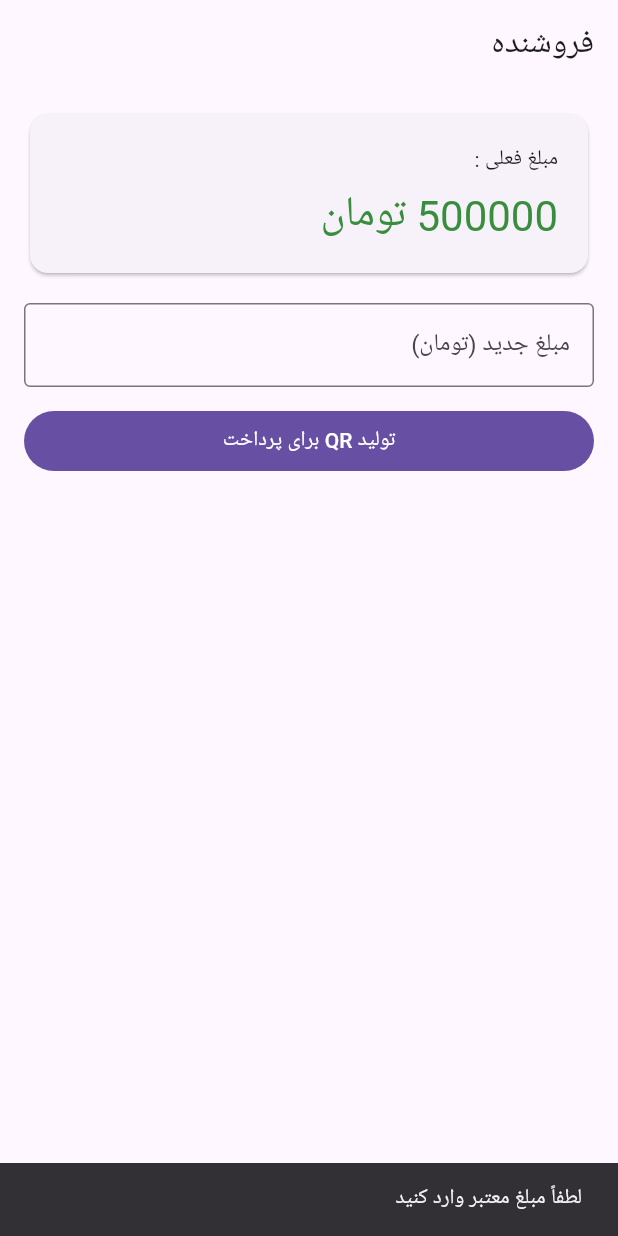
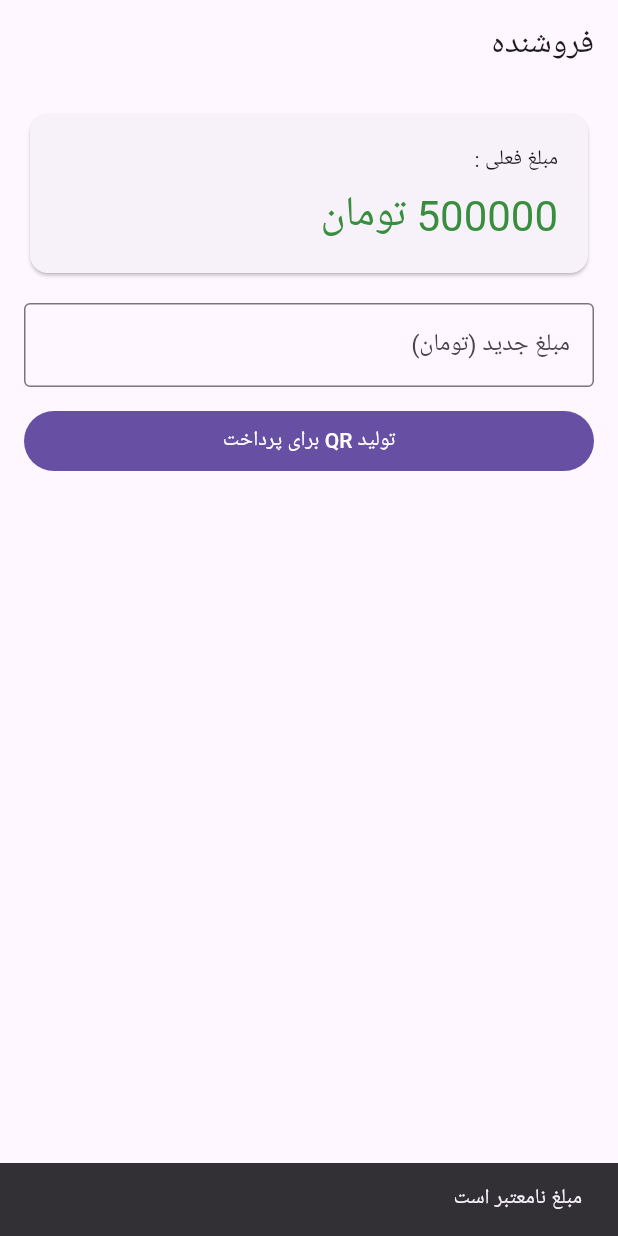
Before and after one commit to foadkaksamandi-blip/Soma_app_demo3, a Flutter app: the SellerHomePage screen opened directly, after a tap on "تولید QR برای پرداخت", on a phone screen of 412 x 824 dp. Run offline on Flutter 3.47's test engine with Material 3 defaults, Android fonts, the phone set to English and light mode, and no system bars; our stand-ins replace flutter_blue_plus, qr_flutter; missing offline and left inert: mobile_scanner, nearby_connections.

Commit message:
Update seller_main.dart

```diff
--- a/lib/seller_main.dart
+++ b/lib/seller_main.dart
@@ -1,10 +1,9 @@
+import 'dart:math';
 import 'package:flutter/material.dart';
 import 'package:flutter_localizations/flutter_localizations.dart';
 import 'package:qr_flutter/qr_flutter.dart';
 
-void main() {
-  runApp(const SellerApp());
-}
+void main() => runApp(const SellerApp());
 
 class SellerApp extends StatelessWidget {
   const SellerApp({super.key});
@@ -14,21 +13,14 @@ class SellerApp extends StatelessWidget {
     return MaterialApp(
       debugShowCheckedModeBanner: false,
       locale: const Locale('fa'),
-      supportedLocales: const [
-        Locale('fa'),
-        Locale('en'),
-      ],
-      // نکته مهم: این لیست «const» نباشد
-      localizationsDelegates: [
+      supportedLocales: const [Locale('fa'), Locale('en')],
+      localizationsDelegates: const [
         GlobalMaterialLocalizations.delegate,
         GlobalWidgetsLocalizations.delegate,
         GlobalCupertinoLocalizations.delegate,
       ],
-      title: 'اپ فروشنده سوما',
-      theme: ThemeData(
-        useMaterial3: true,
-        fontFamily: null, // اگر فونت فارسی داری اینجا بنویس: 'Vazirmatn'
-      ),
+      title: 'فروشنده',
+      theme: ThemeData(useMaterial3: true, colorSchemeSeed: const Color(0xFF6C4AB6)),
       home: const SellerHomePage(),
     );
   }
@@ -36,29 +28,25 @@ class SellerApp extends StatelessWidget {
 
 class SellerHomePage extends StatefulWidget {
   const SellerHomePage({super.key});
-
   @override
   State<SellerHomePage> createState() => _SellerHomePageState();
 }
 
 class _SellerHomePageState extends State<SellerHomePage> {
   int balance = 500000;
-  final TextEditingController _amountCtrl = TextEditingController();
-  String? _qrPayload; // بر اساس مبلغ، QR تولید می‌کنیم
+  final sellerId = 'seller-${Random().nextInt(900000) + 100000}';
+  final _ctrl = TextEditingController();
+  String _qrPayload = '';
 
   void _makeQr() {
-    final raw = _amountCtrl.text.trim().replaceAll(',', '');
-    final amount = int.tryParse(raw) ?? 0;
+    final amount = int.tryParse(_ctrl.text.trim()) ?? 0;
     if (amount <= 0) {
-      ScaffoldMessenger.of(context).showSnackBar(
-        const SnackBar(content: Text('لطفاً مبلغ معتبر وارد کنید')),
-      );
+      ScaffoldMessenger.of(context).showSnackBar(const SnackBar(content: Text('مبلغ نامعتبر است')));
       return;
     }
-    // پِی‌لود ساده: نوع=SELLER|amount=...|sellerId=...
-    final sellerId = 'seller-210441'; // اگر به شکل پویا تولید می‌کنی همینجا عوض کن
-    final payload = 'type=SELLER|amount=$amount|sellerId=$sellerId';
-    setState(() => _qrPayload = payload);
+    setState(() {
+      _qrPayload = 'type=SELLER|amount=$amount|sellerId=$sellerId';
+    });
   }
 
   @override
@@ -88,7 +76,7 @@ class _SellerHomePageState extends State<SellerHomePage> {
             ),
             const SizedBox(height: 16),
             TextField(
-              controller: _amountCtrl,
+              controller: _ctrl,
               keyboardType: TextInputType.number,
               decoration: const InputDecoration(
                 labelText: 'مبلغ جدید (تومان)',
@@ -96,19 +84,16 @@ class _SellerHomePageState extends State<SellerHomePage> {
               ),
             ),
             const SizedBox(height: 12),
-            SizedBox(
-              width: double.infinity,
-              child: FilledButton(
-                onPressed: _makeQr,
-                child: const Text('تولید QR برای پرداخت'),
-              ),
+            FilledButton(
+              onPressed: _makeQr,
+              child: const Text('تولید QR برای پرداخت'),
             ),
-            const SizedBox(height: 24),
-            if (_qrPayload != null) ...[
+            const SizedBox(height: 16),
+            if (_qrPayload.isNotEmpty) ...[
               Center(
                 child: QrImageView(
-                  data: _qrPayload!,
-                  size: 220,
+                  data: _qrPayload,
+                  size: 260,
                 ),
               ),
               const SizedBox(height: 8),
```
